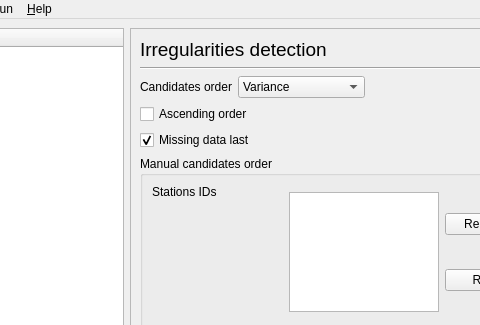
Above: GSIMCLI/interface/gsimcli.ui from iled/gsimcli before the change; both pictures show x 135 to 615 and y 0 to 325 of the 742 by 660 pixel window. Below: the same form after it.
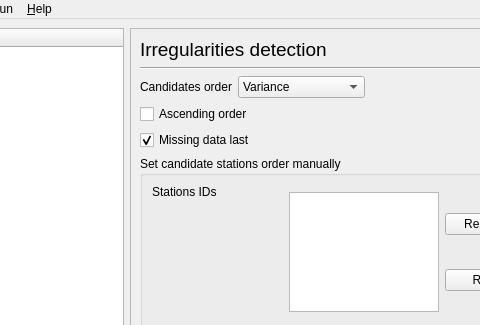
That is the form after the change.

Commit message:
workaround for QSettings on linux
because native format on linux is iniformat
. detects if running on linux
. save_settings with 3 statements to save diferently on linux
. open from file use a different method on linux

The edit to the form file:
```diff
--- a/GSIMCLI/interface/gsimcli.ui
+++ b/GSIMCLI/interface/gsimcli.ui
@@ -1466,7 +1466,7 @@
              </font>
             </property>
             <property name="title">
-             <string>Manual candidates order</string>
+             <string>Set candidate stations order manually</string>
             </property>
             <property name="flat">
              <bool>false</bool>
```
Left out of the diff: 2 changed lines with no effect on the pictures. The commit also changes 1 other file.
